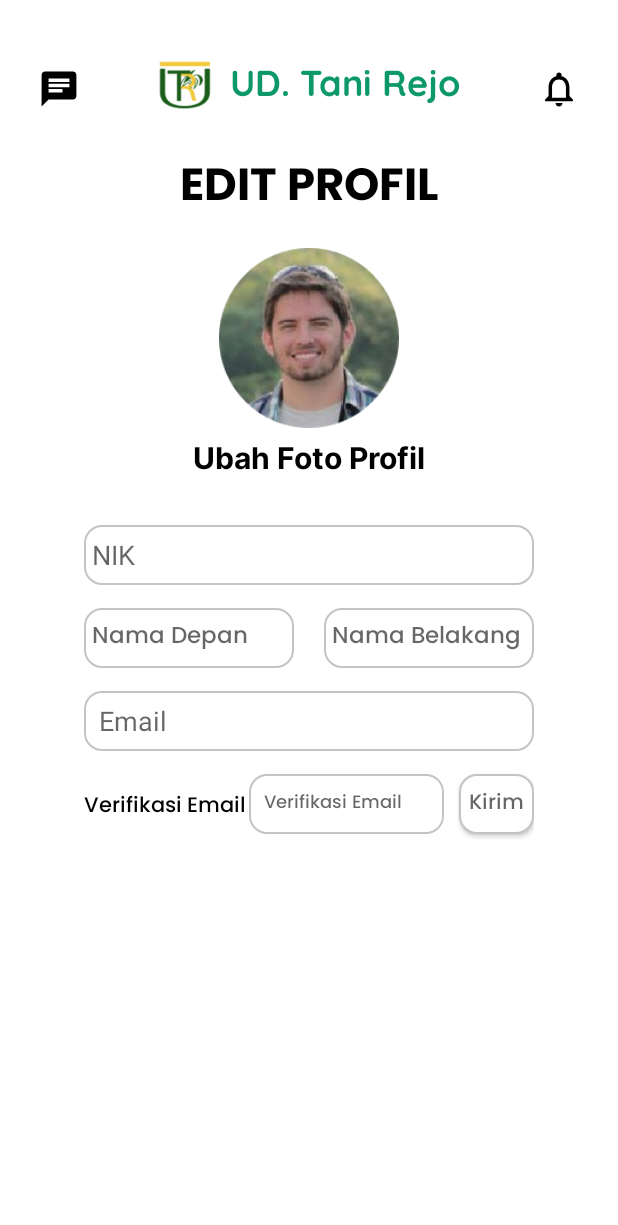
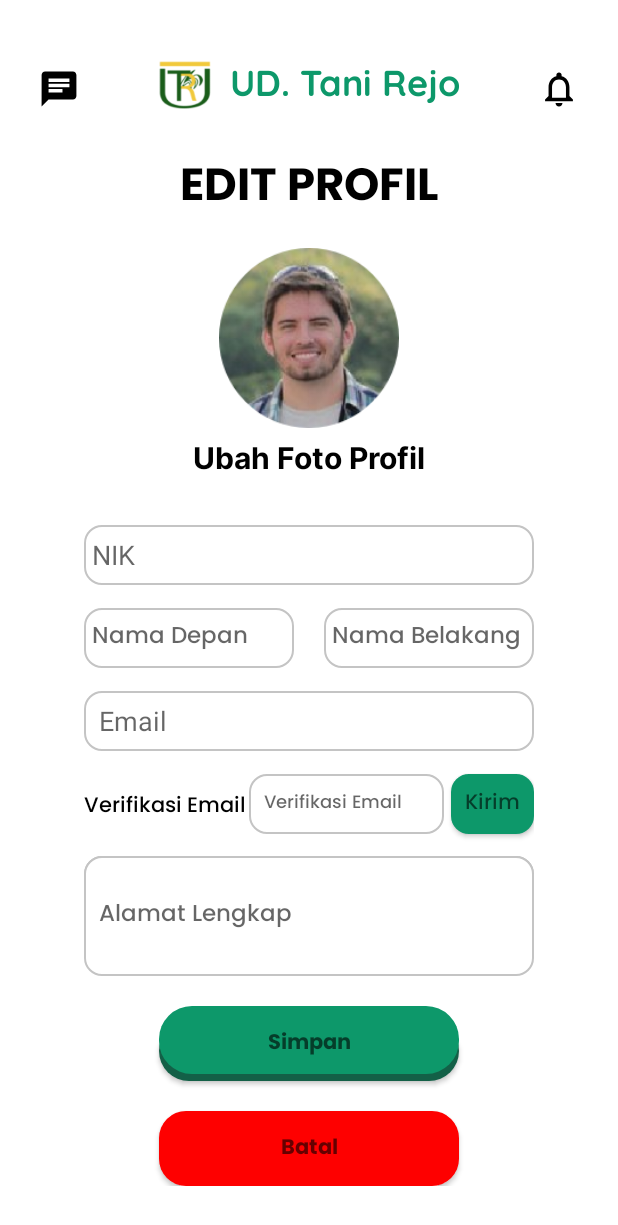
Before and after one commit to Grizz96/sfspertanian-mobile, an Android app: the layout activity_edit_profile.xml on its own in the app's theme, with its tools: preview values and no code run, on a phone screen of 412 x 824 dp. Shown: the top 1225 px of the screen. Run offline under Robolectric (Android 15) with nearby library versions, the phone set to English and light mode, and no system bars.

Commit message:
Update Edit profile Fix FE

```diff
--- a/app/src/main/res/layout/activity_edit_profile.xml
+++ b/app/src/main/res/layout/activity_edit_profile.xml
@@ -1,3 +1,4 @@
+
 <?xml version="1.0" encoding="utf-8"?>
 <RelativeLayout xmlns:android="http://schemas.android.com/apk/res/android"
     xmlns:tools="http://schemas.android.com/tools"
@@ -195,12 +196,13 @@
                             android:textColor="#000000">
                         </EditText>
                         <Button
-                            android:layout_width="50dp"
+                            android:layout_width="55dp"
                             android:layout_height="40dp"
                             android:layout_centerHorizontal="true"
                             android:background="@drawable/inputbox_background"
                             android:fontFamily="@font/poppins_medium"
                             android:textColor="#000000"
+                            android:backgroundTint="@color/button_green"
                             android:layout_alignParentRight="true"
                             android:layout_marginTop="15dp"
                             android:hint="Kirim"/>
@@ -208,13 +210,77 @@
                         <RelativeLayout
                             android:layout_width="wrap_content"
                             android:layout_height="wrap_content"
-                            android:id="@+id/nomortelepon"
-                            android:layout_marginTop="15dp"/>
+                            android:id="@+id/nomordanttl"
+                            android:layout_marginTop="70dp">
+
+                            <EditText
+                                android:id="@+id/nomortelepon"
+                                android:layout_width="140dp"
+                                android:layout_height="40dp"
+                                android:paddingLeft="5dp"
+                                android:layout_alignParentLeft="true"
+                                android:background="@drawable/inputbox_background"
+                                android:hint="Nomor Telepon"
+                                android:layout_centerHorizontal="true"
+                                android:textSize="14sp"
+                                android:fontFamily="@font/poppins_medium"
+                                android:textColor="#000000"/>
+
+                            <EditText
+                                android:id="@+id/tanggallahir"
+                                android:layout_width="140dp"
+                                android:layout_height="40dp"
+                                android:layout_alignParentRight="true"
+                                android:layout_marginLeft="140dp"
+                                android:layout_marginBottom="100dp"
+                                android:background="@drawable/inputbox_background"
+                                android:drawablePadding="120dp"
+                                android:fontFamily="@font/poppins_medium"
+                                android:hint="TanggalLahir"
+                                android:paddingLeft="10dp"
+                                android:textSize="15sp"
+                                android:textColor="#000000"/>
+
+                            <EditText
+                                android:id="@+id/alamat"
+                                android:layout_width="match_parent"
+                                android:layout_height="80dp"
+                                android:layout_below="@id/nomordanttl"
+                                android:background="@drawable/inputbox_background"
+                                android:paddingLeft="10dp"
+                                android:drawablePadding="10dp"
+                                android:layout_centerVertical="true"
+                                android:fontFamily="@font/poppins_medium"
+                                android:textSize="15sp"
+                                android:layout_alignParentTop="true"
+                                android:hint="Alamat Lengkap"
+                                android:orientation="horizontal"/>
+
+                            <Button
+                                android:id="@+id/btnsimpan"
+                                android:layout_width="200dp"
+                                android:layout_height="50dp"
+                                android:layout_centerHorizontal="true"
+                                android:hint="Simpan"
+                                android:fontFamily="@font/poppins_bold"
+                                android:textColor="#FFFFFF"
+                                android:background="@drawable/corner_button_shadow"
+                                android:layout_marginTop="100dp"/>
+                            <Button
+                                android:id="@+id/btnbatal"
+                                android:layout_width="200dp"
+                                android:layout_height="50dp"
+                                android:layout_centerHorizontal="true"
+                                android:hint="Batal"
+                                android:fontFamily="@font/poppins_bold"
+                                android:textColor="#FFFFFF"
+                                android:backgroundTint="#FE0000"
+                                android:background="@drawable/rounded_corner_button"
+                                android:layout_marginTop="170dp"/>
 
 
 
-
-
+                        </RelativeLayout>
                     </RelativeLayout>
                 </RelativeLayout>
             </RelativeLayout>
```
